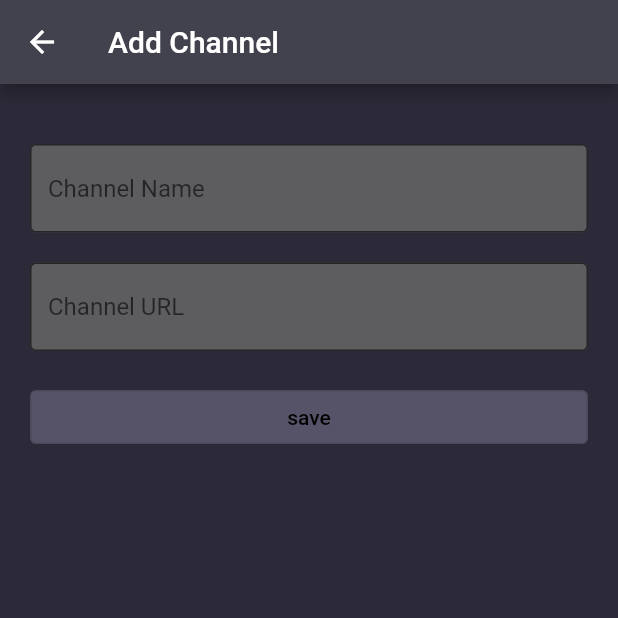
After one commit to wugq/watch_tv_app, a Flutter app: the screen it shows after launch, after a tap on the "add" icon, on a phone screen of 412 x 824 dp, the top half of it. The commit adds this screen. Run offline on Flutter 3.47's test engine with Material 2 defaults, Android fonts, the phone set to English and light mode, and no system bars; our stand-ins replace auto_size_text, get, wakelock; missing offline and left inert: fijkplayer.

Commit message:
add channel form

```diff
--- a/lib/app/player.dart
+++ b/lib/app/player.dart
@@ -109,14 +109,7 @@ class _PlayerState extends State<Player> with WidgetsBindingObserver {
   }
 
   List<Channel> sourceList = [
-    Channel("国家地理", "http://iptv.tvfix.org/hls/natlgeo.m3u8"),
-    Channel("Discovery", "http://iptv.tvfix.org/hls/discovery.m3u8"),
-    Channel("动物星球", "http://iptv.tvfix.org/hls/animal.m3u8"),
-    Channel("动物星球 2", "http://iptv.tvfix.org/hls/animal2.m3u8"),
-    Channel("Love Nature", "http://iptv.tvfix.org/hls/lovenature4k.m3u8"),
-    Channel("Love Nature 2", "http://iptv.tvfix.org/hls/lovenature4k2.m3u8"),
-    Channel("BBC World",
-        "http://103.199.161.254/Content/bbcworld/Live/Channel(BBCworld)/index.m3u8")
+    Channel(name: "国家地理", url: "http://iptv.tvfix.org/hls/natlgeo.m3u8"),
   ];
 
   updateTitle(channelName) {
--- a/lib/data/channel.dart
+++ b/lib/data/channel.dart
@@ -2,5 +2,8 @@ class Channel {
   String name;
   String url;
 
-  Channel(this.name, this.url);
+  Channel({
+    required this.name,
+    required this.url,
+  });
 }
--- a/lib/main.dart
+++ b/lib/main.dart
@@ -2,6 +2,8 @@ import 'package:flutter/material.dart';
 import 'package:get/get.dart';
 
 import 'package:tv/app/player.dart';
+import 'package:tv/pages/add_channel_screen/add_channel_screen.dart';
+import 'package:tv/pages/add_channel_screen/controller/add_channel_controller.dart';
 import 'package:tv/pages/home_screen/controller/home_screen_controller.dart';
 import 'package:tv/pages/home_screen/home_screen.dart';
 import 'package:wakelock/wakelock.dart';
@@ -18,6 +20,7 @@ class MyApp extends StatelessWidget {
   @override
   Widget build(BuildContext context) {
     Get.lazyPut(() => HomeScreenController());
+    Get.lazyPut(() => AddChannelController());
 
     return GetMaterialApp(
       debugShowCheckedModeBanner: false,
--- /dev/null
+++ b/lib/pages/add_channel_screen/add_channel_screen.dart
@@ -0,0 +1,35 @@
+import 'package:flutter/material.dart';
+import 'package:get/get.dart';
+import 'package:tv/pages/add_channel_screen/controller/add_channel_controller.dart';
+import 'package:tv/pages/add_channel_screen/widgets/add_channel_form.dart';
+import 'package:tv/pages/add_channel_screen/widgets/input_text_widget.dart';
+import 'package:tv/pages/home_screen/controller/home_screen_controller.dart';
+
+class AddChannelScreen extends StatelessWidget {
+  const AddChannelScreen({Key? key}) : super(key: key);
+
+  @override
+  Widget build(BuildContext context) {
+    Get.lazyPut(() => HomeScreenController());
+    Get.lazyPut(() => AddChannelController());
+
+    return Scaffold(
+      appBar: AppBar(
+        title: const Text("Add Channel"),
+        backgroundColor: const Color(0xFF42424e),
+      ),
+      body: Container(
+        color: const Color(0xFF2c2a38),
+        // width: Get.width,
+        // height: Get.height,
+        child: Column(
+          children: const [
+            SizedBox(height: 20),
+            AddChannelForm(),
+          ],
+        ),
+      ),
+      resizeToAvoidBottomInset: false,
+    );
+  }
+}
--- /dev/null
+++ b/lib/pages/add_channel_screen/controller/add_channel_controller.dart
@@ -0,0 +1,12 @@
+import 'package:get/get.dart';
+import 'package:tv/data/channel.dart';
+import 'package:tv/pages/home_screen/controller/home_screen_controller.dart';
+
+class AddChannelController extends GetxController {
+  var homeScreenController = Get.find<HomeScreenController>();
+
+  addChannel(String name, String url) {
+    Channel channel = Channel(name: name, url: url);
+    homeScreenController.addChannel(channel);
+  }
+}
--- /dev/null
+++ b/lib/pages/add_channel_screen/widgets/add_channel_form.dart
@@ -0,0 +1,62 @@
+import 'package:flutter/material.dart';
+import 'package:get/get.dart';
+import 'package:tv/pages/add_channel_screen/controller/add_channel_controller.dart';
+import 'package:tv/pages/add_channel_screen/widgets/input_text_widget.dart';
+
+class AddChannelForm extends StatefulWidget {
+  const AddChannelForm({Key? key}) : super(key: key);
+
+  @override
+  State<AddChannelForm> createState() => _AddChannelFormState();
+}
+
+class _AddChannelFormState extends State<AddChannelForm> {
+  final _formKey = GlobalKey<FormState>();
+  final _name = TextEditingController();
+  final _url = TextEditingController();
+
+  @override
+  Widget build(BuildContext context) {
+    var controller = Get.find<AddChannelController>();
+
+    return Form(
+      key: _formKey,
+      child: Padding(
+        padding: const EdgeInsets.all(20.0),
+        child: ListView(
+          shrinkWrap: true,
+          children: [
+            InputTextWidget(
+              inputController: _name,
+              validatorText: 'You have to input a channel name',
+              hintText: 'Channel Name',
+            ),
+            const SizedBox(height: 20),
+            InputTextWidget(
+              inputController: _url,
+              validatorText: 'You have to input a channel URL',
+              hintText: 'Channel URL',
+            ),
+            const SizedBox(height: 20),
+            OutlinedButton(
+              onPressed: () {
+                if (!_formKey.currentState!.validate()) {
+                  return;
+                }
+
+                controller.addChannel(_name.text, _url.text);
+                Get.back();
+                Get.snackbar("add channel", _name.text);
+              },
+              child: const Text("save"),
+              style: OutlinedButton.styleFrom(
+                backgroundColor: const Color(0xFF565368),
+                primary: Colors.black,
+              ),
+            ),
+          ],
+        ),
+      ),
+    );
+  }
+}
--- /dev/null
+++ b/lib/pages/add_channel_screen/widgets/input_text_widget.dart
@@ -0,0 +1,45 @@
+import 'package:flutter/material.dart';
+
+class InputTextWidget extends StatelessWidget {
+  final TextEditingController inputController;
+  final String hintText;
+  final String validatorText;
+
+  const InputTextWidget({
+    Key? key,
+    required this.inputController,
+    required this.hintText,
+    required this.validatorText,
+  }) : super(key: key);
+
+  @override
+  Widget build(BuildContext context) {
+    return TextFormField(
+      controller: inputController,
+      style: const TextStyle(
+        color: Colors.white,
+      ),
+      decoration: InputDecoration(
+        hintText: hintText,
+        border: const OutlineInputBorder(
+          borderSide: BorderSide(
+            color: Color(0xFF5d5d60),
+          ),
+        ),
+        focusedBorder: const OutlineInputBorder(
+          borderSide: BorderSide(
+            color: Color(0xFF5d5d60),
+          ),
+        ),
+        fillColor: const Color(0xFF5d5d60),
+        filled: true,
+      ),
+      validator: (value) {
+        if (value!.isEmpty) {
+          return validatorText;
+        }
+        return null;
+      },
+    );
+  }
+}
--- a/lib/pages/home_screen/controller/home_screen_controller.dart
+++ b/lib/pages/home_screen/controller/home_screen_controller.dart
@@ -3,6 +3,7 @@ import 'package:flutter/foundation.dart';
 import 'package:flutter/material.dart';
 import 'package:get/get.dart';
 import 'package:tv/data/channel.dart';
+import 'package:tv/pages/add_channel_screen/controller/add_channel_controller.dart';
 
 class HomeScreenController extends FullLifeCycleController {
   final appLifecycleState = AppLifecycleState.resumed.obs;
@@ -13,16 +14,26 @@ class HomeScreenController extends FullLifeCycleController {
   var channelName = "请选择电视台".obs;
   var playerStatus = "".obs;
 
+  addChannel(Channel channel) {
+    sourceList.add(channel);
+  }
+
   List<Channel> sourceList = [
-    Channel("国家地理", "http://iptv.tvfix.org/hls/natlgeo.m3u8"),
-    Channel("Discovery", "http://iptv.tvfix.org/hls/discovery.m3u8"),
-    Channel("动物星球", "http://iptv.tvfix.org/hls/animal.m3u8"),
-    Channel("动物星球 2", "http://iptv.tvfix.org/hls/animal2.m3u8"),
-    Channel("Love Natureaaaaaaaaaaaaaaaaaaaaaaaaaaaaaaaa", "http://iptv.tvfix.org/hls/lovenature4k.m3u8"),
-    Channel("Love Nature 2", "http://iptv.tvfix.org/hls/lovenature4k2.m3u8"),
-    Channel("BBC World",
-        "http://103.199.161.254/Content/bbcworld/Live/Channel(BBCworld)/index.m3u8")
-  ];
+    Channel(name: "国家地理", url: "http://iptv.tvfix.org/hls/natlgeo.m3u8"),
+    Channel(name: "Discovery", url: "http://iptv.tvfix.org/hls/discovery.m3u8"),
+    Channel(name: "动物星球", url: "http://iptv.tvfix.org/hls/animal.m3u8"),
+    Channel(name: "动物星球 2", url: "http://iptv.tvfix.org/hls/animal2.m3u8"),
+    Channel(
+        name: "Love Nature",
+        url: "http://iptv.tvfix.org/hls/lovenature4k.m3u8"),
+    Channel(
+        name: "Love Nature 2",
+        url: "http://iptv.tvfix.org/hls/lovenature4k2.m3u8"),
+    Channel(
+        name: "BBC World",
+        url:
+            "http://103.199.161.254/Content/bbcworld/Live/Channel(BBCworld)/index.m3u8")
+  ].obs;
 
   @override
   void onReady() {
--- a/lib/pages/home_screen/home_screen.dart
+++ b/lib/pages/home_screen/home_screen.dart
@@ -1,4 +1,8 @@
 import 'package:flutter/material.dart';
+import 'package:get/get.dart';
+import 'package:tv/pages/add_channel_screen/add_channel_screen.dart';
+import 'package:tv/pages/add_channel_screen/controller/add_channel_controller.dart';
+import 'package:tv/pages/home_screen/controller/home_screen_controller.dart';
 import 'package:tv/pages/home_screen/widgets/control_widget.dart';
 import 'package:tv/pages/home_screen/widgets/player_widget.dart';
 import 'package:tv/pages/home_screen/widgets/status_widget.dart';
@@ -8,6 +12,9 @@ class HomeScreen extends StatelessWidget {
 
   @override
   Widget build(BuildContext context) {
+    Get.lazyPut(() => HomeScreenController());
+    Get.lazyPut(() => AddChannelController());
+
     return SafeArea(
       child: Scaffold(
         body: Column(
@@ -17,6 +24,14 @@ class HomeScreen extends StatelessWidget {
             ControlWidget(),
           ],
         ),
+        floatingActionButton: FloatingActionButton(
+          onPressed: () {
+            Get.to(const AddChannelScreen());
+          },
+          backgroundColor: const Color(0xFF7e7b7b),
+          child: const Icon(Icons.add),
+          // child: IconButton(icon: ,),
+        ),
       ),
     );
   }
--- a/lib/pages/home_screen/widgets/control_widget.dart
+++ b/lib/pages/home_screen/widgets/control_widget.dart
@@ -16,7 +16,8 @@ class ControlWidget extends StatelessWidget {
       child: Container(
         width: Get.width,
         color: const Color(0xFF2c2a38),
-        child: GridView.count(
+        child: Obx(
+          () => GridView.count(
             padding: const EdgeInsets.all(10),
             childAspectRatio: 16 / 6,
             crossAxisSpacing: 10,
@@ -27,6 +28,7 @@ class ControlWidget extends StatelessWidget {
             }).toList(),
           ),
         ),
+      ),
     );
   }
 }
```
Lines whose indentation alone changed are shown as unchanged.
